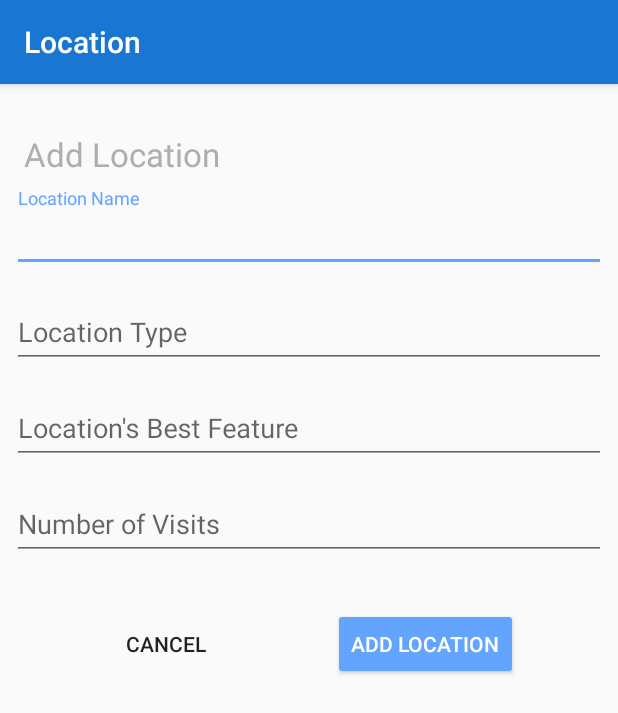
After one commit to PabiMoloi/Location, an Android app: the AddLocationActivity screen opened directly, with no data from a screen before it, on a phone screen of 412 x 824 dp. The commit adds this screen. Shown: the top 713 px of the screen. Run offline under Robolectric (Android 15) with nearby library versions, the phone set to English and light mode, and no system bars.

Commit message:
Add Location screen layout

```diff
--- a/app/src/main/AndroidManifest.xml
+++ b/app/src/main/AndroidManifest.xml
@@ -16,7 +16,8 @@
                 <category android:name="android.intent.category.LAUNCHER" />
             </intent-filter>
         </activity>
-        <activity android:name=".MainActivity"></activity>
+        <activity android:name=".MainActivity" />
+        <activity android:name=".AddLocationActivity"></activity>
     </application>
 
 </manifest>
--- /dev/null
+++ b/app/src/main/java/com/example/pmoloi/location/AddLocationActivity.java
@@ -0,0 +1,13 @@
+package com.example.pmoloi.location;
+
+import android.support.v7.app.AppCompatActivity;
+import android.os.Bundle;
+
+public class AddLocationActivity extends AppCompatActivity {
+
+    @Override
+    protected void onCreate(Bundle savedInstanceState) {
+        super.onCreate(savedInstanceState);
+        setContentView(R.layout.activity_add_location);
+    }
+}
--- a/app/src/main/java/com/example/pmoloi/location/ViewModel/LocationViewModel.java
+++ b/app/src/main/java/com/example/pmoloi/location/ViewModel/LocationViewModel.java
@@ -23,6 +23,6 @@ public class LocationViewModel extends AndroidViewModel{
         locationRepository = new LocationRepository(application);
         mAllLocations = locationRepository.getAllLocations();
     }
-    LiveData<List<LocationModel>> getAllLocations(){return mAllLocations;}
+    public LiveData<List<LocationModel>> getAllLocations(){return mAllLocations;}
     public void insertLocation (LocationModel location) {};
 }
--- a/app/src/main/java/com/example/pmoloi/location/adapter/LocationListAdapter.java
+++ b/app/src/main/java/com/example/pmoloi/location/adapter/LocationListAdapter.java
@@ -32,7 +32,7 @@ public class LocationListAdapter extends RecyclerView.Adapter<LocationListAdapte
     private final LayoutInflater layoutInflater;
     private List<LocationModel> mLocations;
 
-    LocationListAdapter(Context context){layoutInflater = LayoutInflater.from(context);}
+   public LocationListAdapter(Context context){layoutInflater = LayoutInflater.from(context);}
 
     @Override
     public LocationViewHolder onCreateViewHolder(ViewGroup parent, int viewType)
@@ -50,7 +50,7 @@ public class LocationListAdapter extends RecyclerView.Adapter<LocationListAdapte
         holder.textViewLocationNumberOfVisits.setText(currentLocation.getLocationNumberOfVisits());
     }
 
-    void setLocations(List<LocationModel> locations)
+    public void setLocations(List<LocationModel> locations)
     {
         mLocations = locations;
         notifyDataSetChanged();
--- a/app/src/main/java/com/example/pmoloi/location/dao/LocationDao.java
+++ b/app/src/main/java/com/example/pmoloi/location/dao/LocationDao.java
@@ -4,7 +4,6 @@ import android.arch.lifecycle.LiveData;
 import android.arch.persistence.room.Dao;
 import android.arch.persistence.room.Insert;
 import android.arch.persistence.room.Query;
-import android.location.Location;
 
 import com.example.pmoloi.location.model.LocationModel;
 
--- /dev/null
+++ b/app/src/main/res/layout/activity_add_location.xml
@@ -0,0 +1,119 @@
+<?xml version="1.0" encoding="utf-8"?>
+<ScrollView android:layout_width="match_parent"
+    android:layout_height="match_parent"
+    xmlns:android="http://schemas.android.com/apk/res/android">
+
+
+<android.support.constraint.ConstraintLayout xmlns:android="http://schemas.android.com/apk/res/android"
+    xmlns:app="http://schemas.android.com/apk/res-auto"
+    xmlns:tools="http://schemas.android.com/tools"
+    android:layout_width="match_parent"
+    android:layout_height="wrap_content"
+    tools:context="com.example.pmoloi.location.AddLocationActivity">
+
+    <TextView
+        android:id="@+id/textViewInstructionAddLocation"
+        android:layout_width="wrap_content"
+        android:layout_height="wrap_content"
+        android:layout_marginStart="16dp"
+        android:layout_marginTop="32dp"
+        android:text="@string/instruction_add_location"
+        android:textAppearance="@style/TextAppearance.AppCompat.Large"
+        android:textColor="@color/primaryDarkColor"
+        app:layout_constraintStart_toStartOf="parent"
+        app:layout_constraintTop_toTopOf="parent" />
+
+    <android.support.design.widget.TextInputLayout
+        android:id="@+id/textInputLayout3"
+        android:layout_width="0dp"
+        android:layout_height="wrap_content"
+        android:layout_marginEnd="8dp"
+        android:layout_marginStart="8dp"
+        android:layout_marginTop="8dp"
+        app:layout_constraintEnd_toEndOf="parent"
+        app:layout_constraintStart_toStartOf="parent"
+        app:layout_constraintTop_toBottomOf="@+id/textViewInstructionAddLocation">
+
+        <android.support.design.widget.TextInputEditText
+            android:layout_width="match_parent"
+            android:layout_height="wrap_content"
+            android:hint="@string/addLocation_location_name" />
+    </android.support.design.widget.TextInputLayout>
+
+    <android.support.design.widget.TextInputLayout
+        android:id="@+id/textInputLayout2"
+        android:layout_width="0dp"
+        android:layout_height="wrap_content"
+        android:layout_marginEnd="8dp"
+        android:layout_marginStart="8dp"
+        android:layout_marginTop="8dp"
+        app:layout_constraintEnd_toEndOf="parent"
+        app:layout_constraintStart_toStartOf="parent"
+        app:layout_constraintTop_toBottomOf="@+id/textInputLayout3">
+
+        <android.support.design.widget.TextInputEditText
+            android:layout_width="match_parent"
+            android:layout_height="wrap_content"
+            android:hint="@string/addLocation_location_type" />
+    </android.support.design.widget.TextInputLayout>
+
+    <android.support.design.widget.TextInputLayout
+        android:id="@+id/textInputLayout"
+        android:layout_width="0dp"
+        android:layout_height="wrap_content"
+        android:layout_marginEnd="8dp"
+        android:layout_marginStart="8dp"
+        android:layout_marginTop="8dp"
+        app:layout_constraintEnd_toEndOf="parent"
+        app:layout_constraintStart_toStartOf="parent"
+        app:layout_constraintTop_toBottomOf="@+id/textInputLayout2">
+
+        <android.support.design.widget.TextInputEditText
+            android:layout_width="match_parent"
+            android:layout_height="wrap_content"
+            android:hint="@string/addLocation_location_best_feature" />
+    </android.support.design.widget.TextInputLayout>
+
+    <android.support.design.widget.TextInputLayout
+        android:id="@+id/textInputLayout4"
+        android:layout_width="0dp"
+        android:layout_height="wrap_content"
+        android:layout_marginEnd="8dp"
+        android:layout_marginStart="8dp"
+        android:layout_marginTop="8dp"
+        app:layout_constraintEnd_toEndOf="parent"
+        app:layout_constraintStart_toStartOf="parent"
+        app:layout_constraintTop_toBottomOf="@+id/textInputLayout">
+
+        <android.support.design.widget.TextInputEditText
+            android:layout_width="match_parent"
+            android:layout_height="wrap_content"
+            android:hint="@string/addLocation_location_number_of_visits" />
+    </android.support.design.widget.TextInputLayout>
+
+    <Button
+        android:id="@+id/buttonCancel"
+        style="@style/Widget.AppCompat.Button.Borderless"
+        android:layout_width="wrap_content"
+        android:layout_height="wrap_content"
+        android:layout_marginTop="32dp"
+        android:text="@string/action_cancel"
+        app:layout_constraintEnd_toStartOf="@+id/buttonAddLocation"
+        app:layout_constraintHorizontal_bias="0.5"
+        app:layout_constraintStart_toStartOf="parent"
+        app:layout_constraintTop_toBottomOf="@+id/textInputLayout4" />
+
+    <Button
+        android:id="@+id/buttonAddLocation"
+        style="@style/Widget.AppCompat.Button.Colored"
+        android:layout_width="wrap_content"
+        android:layout_height="wrap_content"
+        android:layout_marginTop="32dp"
+        android:text="@string/action_add_location"
+        app:layout_constraintEnd_toEndOf="parent"
+        app:layout_constraintHorizontal_bias="0.5"
+        app:layout_constraintStart_toEndOf="@+id/buttonCancel"
+        app:layout_constraintTop_toBottomOf="@+id/textInputLayout4" />
+
+</android.support.constraint.ConstraintLayout>
+</ScrollView>
--- a/app/src/main/res/layout/content_main.xml
+++ b/app/src/main/res/layout/content_main.xml
@@ -4,11 +4,12 @@
     xmlns:tools="http://schemas.android.com/tools"
     android:layout_width="match_parent"
     android:layout_height="match_parent"
-    tools:showIn="@layout/activity_main">
+    tools:showIn="@layout/activity_main"
+    tools:context=".MainActivity">
 
 
     <android.support.v7.widget.RecyclerView
-        android="@+id/recyclerView"
+        android="@+id/recyclerViewContentMain"
         android:layout_width="368dp"
         android:layout_height="495dp"
         android:layout_marginBottom="8dp"
--- /dev/null
+++ b/app/src/main/res/values/id.xml
@@ -0,0 +1,5 @@
+<?xml version="1.0" encoding="utf-8"?>
+<resources>
+    <item name="visible" type="id"/>
+    <item name="masked" type="id"/>
+</resources>
```
Also changed, not shown: app/src/main/java/com/example/pmoloi/location/MainActivity.java (+33 -0 lines), app/src/main/java/com/example/pmoloi/location/model/LocationModel.java (+7 -1 lines), app/src/main/res/layout/activity_main.xml (+5 -2 lines), app/src/main/res/values/strings.xml (+8 -0 lines).
